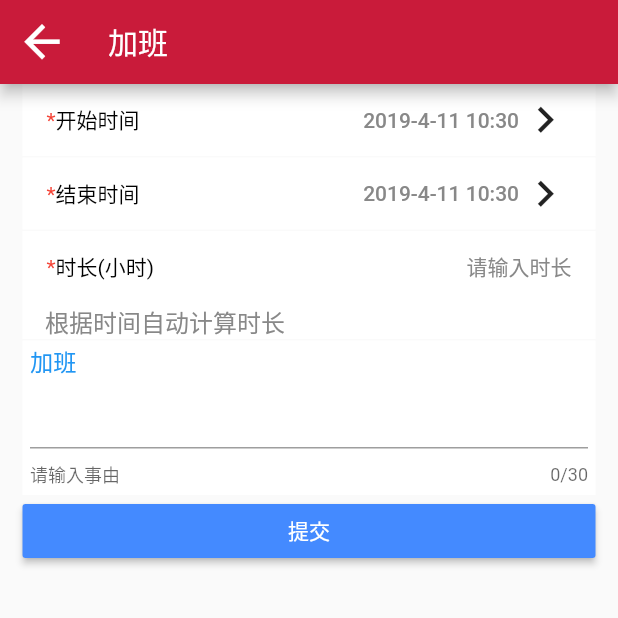
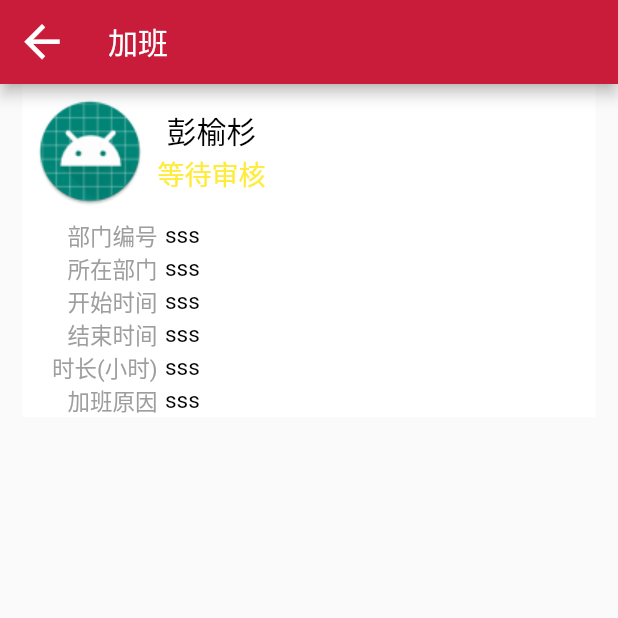
Before and after one commit to willpyshan13/flutter_oa, a Flutter app: the AttendanceOvertimePage screen opened directly, after a tap on "提交", on a phone screen of 412 x 824 dp, the top half of it. Run offline on Flutter 3.47's test engine with Material 2 defaults, Android fonts, the phone set to English and light mode, and no system bars; our stand-ins replace dio, event_bus, image_picker, rxdart, shared_preferences; missing offline and left inert: dartin, flutter_webview_plugin, provide; accounts and stored records are empty.

Commit message:
1、添加加班明细

```diff
--- a/vv_oa/lib/constant/global_config.dart
+++ b/vv_oa/lib/constant/global_config.dart
@@ -12,23 +12,6 @@ class GlobalConfig {
   static String homeTab = "首页";
   static String classyTab = "分类";
   static String mineTab = "我的";
-
-  ///登录
-  static String loginTitle = "用GitHub登录";
-  static String loginSubTitle = "登录后可提交干货";
-  static String flutterVersion = "Flutter版";
-  static String wxVersion = "小程序版";
-  static String androidVersion = "Android版";
-  static String iosVersion = "iOS版";
-  static String android = "Android";
-  static String all = "all";
-  static String iOS = "iOS";
-  static String h5 = "前端";
-  static String push = "瞎推荐";
-  static String resource = "拓展资源";
-  static String welfare = "福利";
-  static String app = "App";
-  static String video = "休息视频";
 
   ///工作
   static String vWorkTitle = "智能内外勤";
@@ -50,7 +33,10 @@ class GlobalConfig {
   static String commonLeaveReasonInput = "请输入事由";
   static String commonImageText = "图片";
   static String commonOutReason = "外出事由";
+  static String commonOvertimeReason = "加班原因";
 
+  static String commonDepartmentNo = "部门编号";
+  static String commonDepartment = "所在部门";
 
   static String financialManagement = "财务管理";
   static String financialPayment = "付款申请";
@@ -61,26 +47,5 @@ class GlobalConfig {
   static String administrativeManagementCarApply = "用车申请";
   static String administrativeManagementPurchase = "采购";
 
-  ///推送
-  static String pushTitle = "干货推荐";
-  static String thinkTitle = "感谢编辑";
-  static String updateTitle = "版本更新";
-  static String aboutTitle = "关于作者";
-  static String pushSubTitle = "有新的干货会第一时间推送给你";
-  static String pushInfo =
-      "干货推送是利用系统特性解决第三方干货集中营客户端无法拥有原生推送的方案，你可以在这里选择开启或者关闭。你的 iOS 设备可以根据你使用干货集中营的频率和时间智能的安排干货集中营来获取每日更新的干货，并显示在应用图标上。你需要确保以下设置均为正确状态：";
-  static String pushNext1 = "1.【设置】-【干货集中营】-【通知】权限为允许状态；";
-  static String pushNext2 = "2. 【设置】-【干货集中营】-【后台应用刷新】权限为允许状态；";
-  static String pushNext3 = "3. 如果上述权限都为允许状态，开启干货推送，enjoy it ！";
-
-  ///登录
-  static String githubLogin = "Github 账号登录";
-  static String pwdLogin = "密码登录";
-  static String loginSubView = "登  录";
-  static String pwd = "密码";
-  static String nice = "账号";
-  static String inputCode = "请输入短信验证码";
-  static String inputNice = "请输入用户名/邮箱地址";
-
 
 }
--- a/vv_oa/lib/constant/shared_preferences_keys.dart
+++ /dev/null
@@ -1,10 +0,0 @@
-
-class SharedPreferencesKeys {
-  /// boolean
-  /// 用于登录界面.
-  static const String isLogin = "isLogin";
-  static const String username = "userName";
-  static const String passWord = "password";
-  static const String token = "token";
-  static const String currentAuthority = "currentAuthority";
-}
--- a/vv_oa/lib/http/app_module.dart
+++ b/vv_oa/lib/http/app_module.dart
@@ -31,7 +31,7 @@ final remoteModule = Module([
   single<VVModelService>(VVModelService()),
 ]);
 
-final appModule = [viewModelModule, repoModule, remoteModule];
+final appModule = [viewModelModule, repoModule, remoteModule,localModule];
 
 DataUtils spUtil;
 
--- a/vv_oa/lib/main.dart
+++ b/vv_oa/lib/main.dart
@@ -1,9 +1,7 @@
 import 'package:flutter/material.dart';
-import 'package:vv_oa/constant/shared_preferences_keys.dart';
 import 'package:vv_oa/view/login/login_page.dart';
 import 'package:vv_oa/view/vv_oa_page.dart';
 import 'package:vv_oa/http/app_module.dart';
-import 'package:dartin/dartin.dart';
 import 'package:vv_oa/util/DataUtils.dart';
 
 const int ThemeColor = 0xFFC91B3A;
@@ -11,7 +9,7 @@ DataUtils sp;
 
 Future main() async {
   /// DartIn start
-  init();
+  await init();
   sp = await DataUtils.getInstance();
   runApp(new MyApp());
 }
@@ -21,7 +19,7 @@ Future main() async {
 class MyApp extends StatelessWidget {
   showLoginPage() {
      //判断是否登录，没有登录就跳转登录页面
-    bool isLogin = sp.getBool(SharedPreferencesKeys.isLogin);
+    bool isLogin = sp.getBool(DataUtils.token);
     if (isLogin == null || isLogin == true) {
       return VVOAApp();
     } else {
--- a/vv_oa/lib/model/vv_model_repository.dart
+++ b/vv_oa/lib/model/vv_model_repository.dart
@@ -21,7 +21,9 @@ class VVModelRepository {
   }
 
   Observable getFlowOverview() {
-    token = "Bearer "+_sp.getString(DataUtils.token);
+    if(_sp!=null){
+      token = "Bearer "+_sp.getString(DataUtils.token);
+    }
     return _remote.getFlowOverview();
   }
 }
--- a/vv_oa/lib/view/home_message/home_message_page.dart
+++ b/vv_oa/lib/view/home_message/home_message_page.dart
@@ -85,7 +85,7 @@ class HomeMessagePageState extends State<_HomeContentPage> {
   @override
   Widget build(BuildContext context) {
     _homeMessageViewModel = Provide.value<HomeMessageViewModel>(context);
-    _getHomeArticleList();
+//    _getHomeArticleList();
     if (listData == null) {
       return Center(
         child: CircularProgressIndicator(),
--- a/vv_oa/lib/view/home_work/attendance/attendance_overtime.dart
+++ b/vv_oa/lib/view/home_work/attendance/attendance_overtime.dart
@@ -1,5 +1,7 @@
 import 'package:flutter/material.dart';
 import 'package:vv_oa/constant/global_config.dart';
+import 'package:vv_oa/util/PageRouteUtils.dart';
+import 'package:vv_oa/view/home_work/attendance/attendance_overtime_detail.dart';
 import 'package:vv_oa/view/home_work/attendance/attendance_widget.dart';
 
 ///加班
@@ -197,7 +199,9 @@ class _AttendanceOvertimePageState extends State<AttendanceOvertimePage> {
             ),
           ),
           new MaterialButton(
-            onPressed: () {},
+            onPressed: () {
+              routePagerNavigator(context, new AttendanceOvertimeDetailPage());
+            },
             child: Text("提交",style: TextStyle(color: Colors.white)),
             // 按钮颜色
             color: Colors.blueAccent,
--- /dev/null
+++ b/vv_oa/lib/view/home_work/attendance/attendance_overtime_detail.dart
@@ -0,0 +1,190 @@
+import 'package:flutter/material.dart';
+import 'package:vv_oa/constant/global_config.dart';
+import 'package:vv_oa/view/home_work/attendance/attendance_widget.dart';
+
+///加班
+class AttendanceOvertimeDetailPage extends StatefulWidget {
+  @override
+  State<StatefulWidget> createState() {
+    return _AttendanceOvertimeDetailPageState();
+  }
+}
+
+class _AttendanceOvertimeDetailPageState extends State<AttendanceOvertimeDetailPage> {
+
+  @override
+  Widget build(BuildContext context) {
+    TextStyle _styleGray = TextStyle(color: Colors.grey,fontSize: 15);
+    TextStyle _styleDark = TextStyle(color: Colors.black,fontSize: 15);
+    double _leftWidth = 90.0;
+    return Scaffold(
+      appBar: AppBar(
+        title: Text(GlobalConfig.vWorkOvertime),
+      ),
+      body: ListView(
+        padding: EdgeInsets.only(left: 15.0, right: 15.0),
+        children: <Widget>[
+          Container(
+            color: GlobalConfig.cardBackgroundColor,
+            child: Row(
+              children: <Widget>[
+                Image.asset(
+                  'images/ic_launcher_round.png',
+                  width: _leftWidth,
+                  height: _leftWidth,
+                ),
+                Column(
+                  mainAxisAlignment: MainAxisAlignment.start,
+                  children: <Widget>[Text(
+                    '彭榆杉',
+                    softWrap: true,
+                    style: TextStyle(color: Colors.black,fontSize: 20),
+                    textAlign: TextAlign.left,
+                  ),Text(
+                    '等待审核',
+                    softWrap: true,
+                    style: TextStyle(color: Colors.yellow,fontSize: 18),
+                    textAlign: TextAlign.left,
+                  )],
+                ),
+
+              ],
+            ),
+          ),
+          Container(
+            color: GlobalConfig.cardBackgroundColor,
+            child: Row(
+              children: <Widget>[
+                Container(child: Text(
+                  GlobalConfig.commonDepartmentNo,
+                  softWrap: true,
+                  style: _styleGray,
+                  textAlign: TextAlign.right,
+                ),
+                  width: _leftWidth,
+                ),
+                SizedBox(width: 5,),
+                Text(
+                  'sss',
+                  softWrap: true,
+                  style: _styleDark,
+                  textAlign: TextAlign.left,
+                )
+              ],
+            ),
+          ),
+          Container(
+            color: GlobalConfig.cardBackgroundColor,
+            child: Row(
+              children: <Widget>[
+                Container(child: Text(
+                  GlobalConfig.commonDepartment,
+                  softWrap: true,
+                  style: _styleGray,
+                  textAlign: TextAlign.right,
+                ),
+                  width: _leftWidth,
+                ),
+                SizedBox(width: 5,),
+                Text(
+                  'sss',
+                  softWrap: true,
+                  style: _styleDark,
+                  textAlign: TextAlign.left,
+                )
+              ],
+            ),
+          ),
+          Container(
+            color: GlobalConfig.cardBackgroundColor,
+            child: Row(
+              children: <Widget>[
+                Container(child: Text(
+                  GlobalConfig.commonStartTime,
+                  softWrap: true,
+                  style: _styleGray,
+                  textAlign: TextAlign.right,
+                ),
+                  width: _leftWidth,
+                ),
+                SizedBox(width: 5,),
+                Text(
+                  'sss',
+                  softWrap: true,
+                  style: _styleDark,
+                  textAlign: TextAlign.left,
+                )
+              ],
+            ),
+          ),
+          Container(
+            color: GlobalConfig.cardBackgroundColor,
+            child: Row(
+              children: <Widget>[
+                Container(child: Text(
+                  GlobalConfig.commonEndTime,
+                  softWrap: true,
+                  style: _styleGray,
+                  textAlign: TextAlign.right,
+                ),
+                  width: _leftWidth,
+                ),
+                SizedBox(width: 5,),
+                Text(
+                  'sss',
+                  softWrap: true,
+                  style: _styleDark,
+                  textAlign: TextAlign.left,
+                )
+              ],
+            ),
+          ),
+          Container(
+            color: GlobalConfig.cardBackgroundColor,
+            child: Row(
+              children: <Widget>[
+                Container(child: Text(
+                  GlobalConfig.commonTotalTime,
+                  softWrap: true,
+                  style: _styleGray,
+                  textAlign: TextAlign.right,
+                ),
+                  width: _leftWidth,
+                ),
+                SizedBox(width: 5,),
+                Text(
+                  'sss',
+                  softWrap: true,
+                  style: _styleDark,
+                  textAlign: TextAlign.left,
+                )
+              ],
+            ),
+          ),
+          Container(
+            color: GlobalConfig.cardBackgroundColor,
+            child: Row(
+              children: <Widget>[
+                Container(child: Text(
+                  GlobalConfig.commonOvertimeReason,
+                  softWrap: true,
+                  style: _styleGray,
+                  textAlign: TextAlign.right,
+                ),
+                  width: _leftWidth,
+                ),
+                SizedBox(width: 5,),
+                Text(
+                  'sss',
+                  softWrap: true,
+                  style: _styleDark,
+                  textAlign: TextAlign.left,
+                )
+              ],
+            ),
+          ),
+        ],
+      ),
+    );
+  }
+}
--- a/vv_oa/lib/view/home_work/attendance/attendance_widget.dart
+++ b/vv_oa/lib/view/home_work/attendance/attendance_widget.dart
@@ -3,9 +3,9 @@ import 'package:vv_oa/constant/global_config.dart';
 import 'package:vv_oa/widget/picker_widget.dart';
 
 Widget getAttendanceTextItem(BuildContext context, String title) {
-  return new Container(
+  return Container(
     color: GlobalConfig.cardBackgroundColor,
-    child: new FlatButton(
+    child: FlatButton(
         onPressed: () {
 //            _handleOnItemCollect(widget.itemData);
         },
@@ -40,7 +40,7 @@ Widget getAttendanceTextItem(BuildContext context, String title) {
 
 Widget getAttendanceTextItemNoIcon(
     BuildContext context, String title, String subTitle) {
-  return new Container(
+  return Container(
     color: GlobalConfig.cardBackgroundColor,
     child: new FlatButton(
         onPressed: () {
@@ -73,11 +73,11 @@ Widget getAttendanceTextItemNoIcon(
 }
 
 Widget getContainerText(BuildContext context, String title) {
-  return new Container(
+  return Container(
     color: GlobalConfig.cardBackgroundColor,
-    child: new Container(
+    child: Container(
       margin: const EdgeInsets.only(left: 15.0),
-      child: new Text(
+      child: Text(
         title,
         softWrap: true,
         style: TextStyle(color: Theme.of(context).accentColor),
@@ -120,11 +120,11 @@ Widget getImagePicker(BuildContext context) {
         Text(GlobalConfig.commonImageText,
             style: TextStyle(fontSize: 15.5, height: 1.2, color: Colors.blue),
             textAlign: TextAlign.left),
-        new Container(
+         Container(
           margin: const EdgeInsets.only(bottom: 6.0),
-          child: new CircleAvatar(
+          child: CircleAvatar(
             radius: 20.0,
-            child: new Icon(Icons.add, color: Colors.white),
+            child: Icon(Icons.add, color: Colors.white),
             backgroundColor: Colors.grey,
           ),
         ),
--- a/vv_oa/lib/view/login/login_page.dart
+++ b/vv_oa/lib/view/login/login_page.dart
@@ -3,7 +3,6 @@ import 'package:flutter/cupertino.dart';
 import 'package:flutter/material.dart';
 import 'package:vv_oa/constant/constants.dart';
 import 'package:vv_oa/constant/http_status.dart';
-import 'package:vv_oa/constant/shared_preferences_keys.dart';
 import 'package:vv_oa/entity/login_entity.dart';
 import 'package:vv_oa/event/login_event.dart';
 import 'package:vv_oa/view/vv_oa_page.dart';
@@ -94,7 +93,7 @@ class _HomeContentState extends State<_LoginContentPage> with SingleTickerProvid
       var re = LoginEntity.fromJson(value);
       if(re.code == VHttpStatus.statusOk){
         Toast.show(re.message, context, type: Toast.SUCCESS);
-        sp.putBool(SharedPreferencesKeys.isLogin, true);
+        sp.putBool(DataUtils.isLogin, true);
         DataUtils.saveLoginInfo(name,password,re.data,re.currentAuthority).then((r) {
           Constants.eventBus.fire(LoginEvent());
           Navigator.of(context).pop(true);
```
